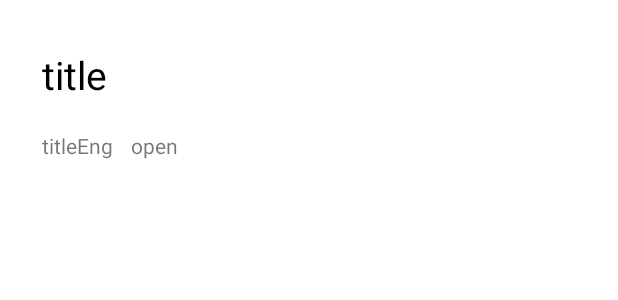
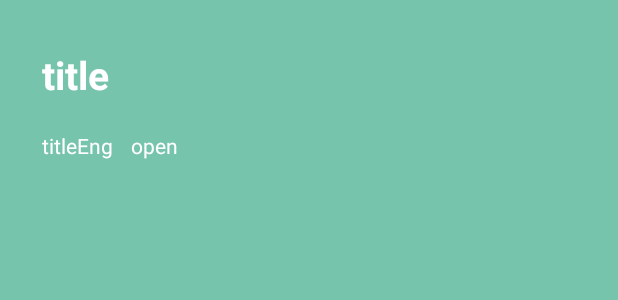
Before and after one commit to kimjw2003/movie, an Android app: the layout activity_detail.xml on its own in the app's theme, with its tools: preview values and no code run, on a phone screen of 412 x 824 dp. Shown: the top 300 px of the screen. Run offline under Robolectric (Android 15) with nearby library versions, the phone set to English and light mode, and no system bars.

Commit message:
[UPDATE] 코드 간결화, 디자인 변경

```diff
--- a/app/src/main/res/drawable/rcview_teduri.xml
+++ b/app/src/main/res/drawable/rcview_teduri.xml
@@ -1,4 +1,5 @@
 <?xml version="1.0" encoding="utf-8"?>
 <shape xmlns:android="http://schemas.android.com/apk/res/android">
     <stroke android:color="#000000" android:width="1dp"></stroke>
+    <solid android:color="#ffffff"></solid>
 </shape>
--- a/app/src/main/res/layout/activity_detail.xml
+++ b/app/src/main/res/layout/activity_detail.xml
@@ -4,15 +4,15 @@
     xmlns:tools="http://schemas.android.com/tools"
     android:layout_width="match_parent"
     android:layout_height="match_parent"
-    tools:context=".DetailActivity">
+    tools:context=".DetailActivity"
+    android:background="#76c4ac">
 
     <TextView
         android:id="@+id/detail_country"
         android:layout_width="wrap_content"
         android:layout_height="wrap_content"
         app:layout_constraintTop_toTopOf="parent"
-        app:layout_constraintStart_toStartOf="parent"
-        />
+        app:layout_constraintStart_toStartOf="parent" />
 
     <ImageView
         android:id="@+id/detail_poster"
@@ -30,7 +30,8 @@
         android:layout_marginStart="28dp"
         android:layout_marginTop="32dp"
         android:text="title"
-        android:textColor="#000000"
+        android:textStyle="bold"
+        android:textColor="#FFFFFF"
         android:textSize="26sp"
         app:layout_constraintStart_toStartOf="parent"
         app:layout_constraintTop_toTopOf="parent" />
@@ -42,6 +43,7 @@
         android:layout_marginStart="28dp"
         android:layout_marginTop="20dp"
         android:text="titleEng"
+        android:textColor="#FFFFFF"
         app:layout_constraintStart_toStartOf="parent"
         app:layout_constraintTop_toBottomOf="@+id/detail_title" />
 
@@ -52,6 +54,7 @@
         android:layout_marginStart="12dp"
         android:layout_marginTop="20dp"
         android:text="openDate"
+        android:textColor="#FFFFFF"
         android:maxLength="4"
         app:layout_constraintStart_toEndOf="@+id/detail_titleEng"
         app:layout_constraintTop_toBottomOf="@+id/detail_title" />
--- a/app/src/main/res/layout/activity_main.xml
+++ b/app/src/main/res/layout/activity_main.xml
@@ -41,6 +41,7 @@
         android:id="@+id/rcView"
         android:layout_width="415dp"
         android:layout_height="580dp"
+        android:background="#76c4ac"
         app:layout_constraintEnd_toEndOf="parent"
         app:layout_constraintHorizontal_bias="0.0"
         app:layout_constraintStart_toStartOf="parent"
```
Also changed, not shown: app/src/main/java/com/example/movie/DetailActivity.kt (+10 -7 lines).
